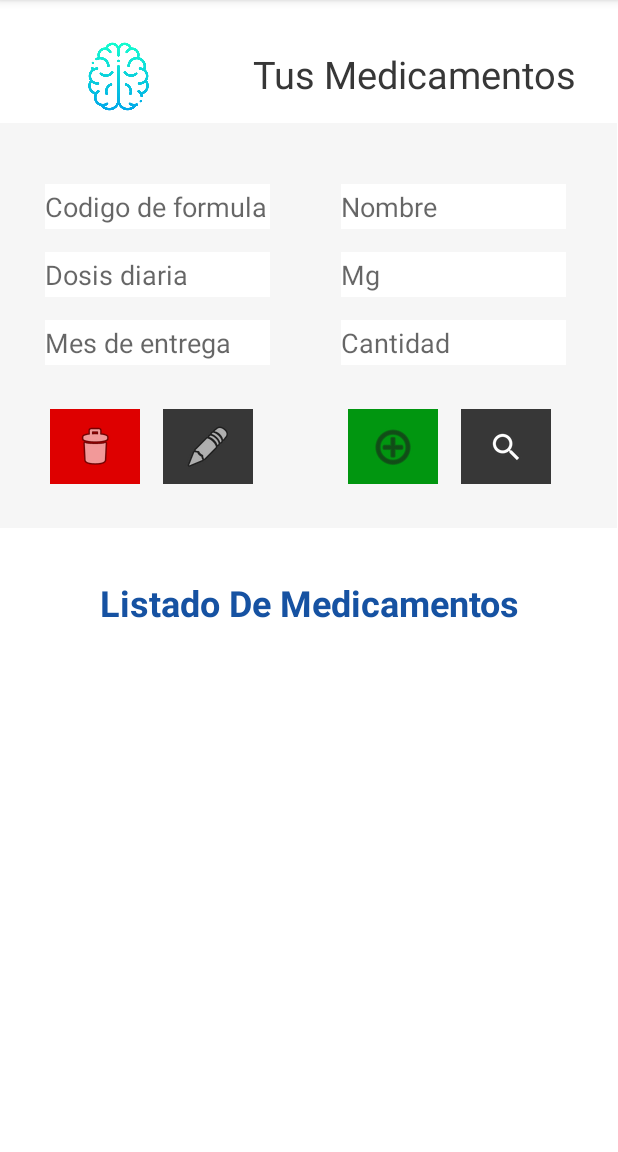
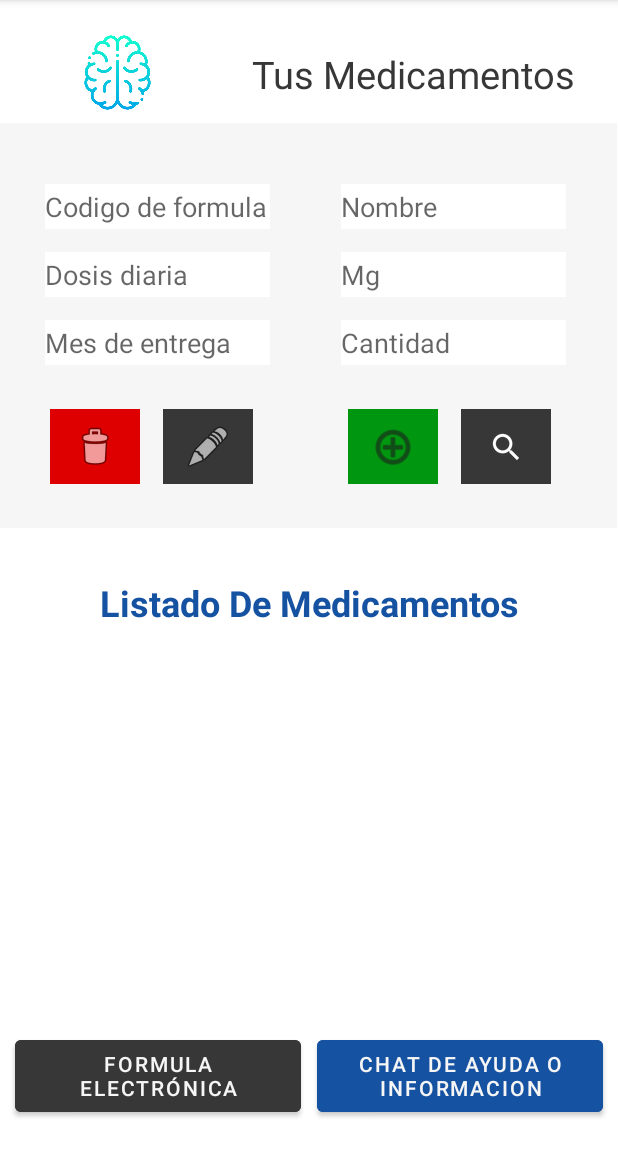
Before and after one commit to isabl101/SameinFarm, an Android app: the medicamentos screen opened directly, with no data from a screen before it, on a phone screen of 412 x 824 dp, the part 84-1236 px from its top. Run offline under Robolectric (Android 15) with nearby library versions, the phone set to English and light mode, and no system bars; our stand-ins replace Firebase (no records; nobody signed in at launch, a user with empty details on screens opened directly).

Commit message:
metodo de formula electronica

```diff
--- a/app/src/main/AndroidManifest.xml
+++ b/app/src/main/AndroidManifest.xml
@@ -11,6 +11,9 @@
         android:supportsRtl="true"
         android:theme="@style/Theme.SameinFARM"
         tools:targetApi="31">
+        <activity
+            android:name=".formula"
+            android:exported="false" />
         <activity
             android:name=".medicamentos"
             android:exported="false" />
--- a/app/src/main/res/layout/activity_medicamentos.xml
+++ b/app/src/main/res/layout/activity_medicamentos.xml
@@ -19,9 +19,8 @@
 
         <ImageView
             android:id="@+id/imageView2"
-            android:layout_width="4dp"
+            android:layout_width="2dp"
             android:layout_height="wrap_content"
-            android:layout_marginTop="5dp"
             android:layout_weight="1"
             app:srcCompat="@drawable/icono" />
 
@@ -211,6 +210,32 @@
         <ListView
             android:id="@+id/lvDatos"
             android:layout_width="match_parent"
-            android:layout_height="match_parent" />
+            android:layout_height="269dp" />
+
+        <LinearLayout
+            android:layout_width="match_parent"
+            android:layout_height="match_parent"
+            android:orientation="horizontal">
+
+            <Button
+                android:id="@+id/btn_form"
+                android:layout_width="130dp"
+                android:layout_height="60dp"
+                android:layout_weight="1"
+                android:text="Formula Electrónica"
+                android:layout_marginLeft="10dp"
+                android:layout_marginRight="5dp"
+                android:backgroundTint="@color/gris"/>
+
+            <Button
+                android:id="@+id/btn_chat"
+                android:layout_width="130dp"
+                android:layout_height="60dp"
+                android:layout_weight="1"
+                android:layout_marginRight="10dp"
+                android:layout_marginLeft="5dp"
+                android:text="Chat de ayuda o informacion"
+                android:backgroundTint="@color/azul"/>
+        </LinearLayout>
     </LinearLayout>
 </androidx.constraintlayout.widget.ConstraintLayout>
```
Also changed, not shown: app/src/main/java/com/example/sameinfarm/formula.java (added, +62 -0 lines), app/src/main/java/com/example/sameinfarm/medicamentos.java (+117 -0 lines), app/src/main/res/layout/activity_formula.xml (added, +71 -0 lines), app/src/main/res/layout/activity_main.xml (+5 -13 lines), app/src/main/res/drawable/imgform.jpg (added).
